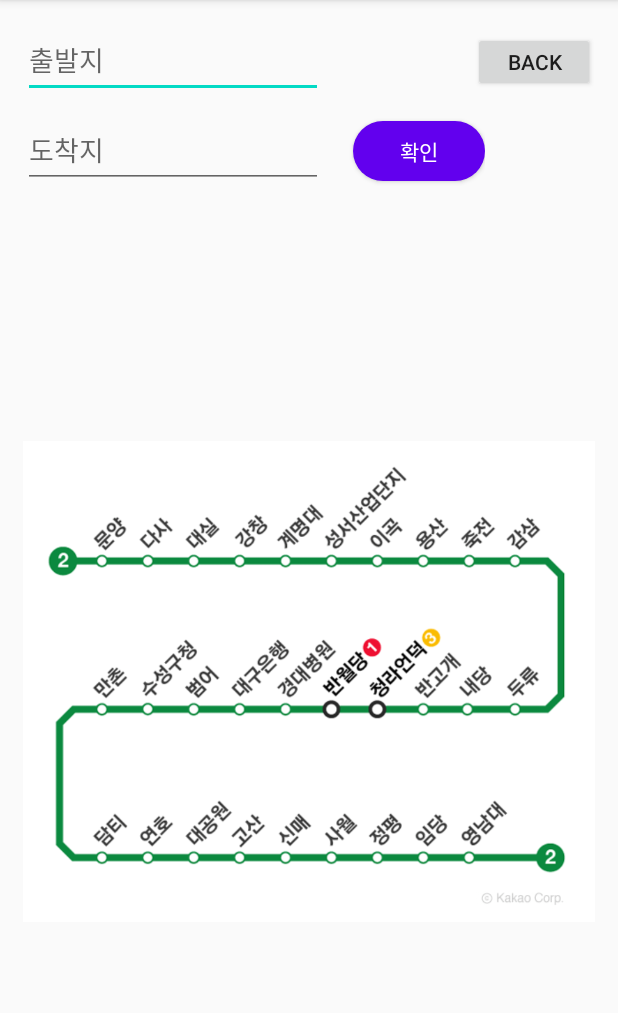
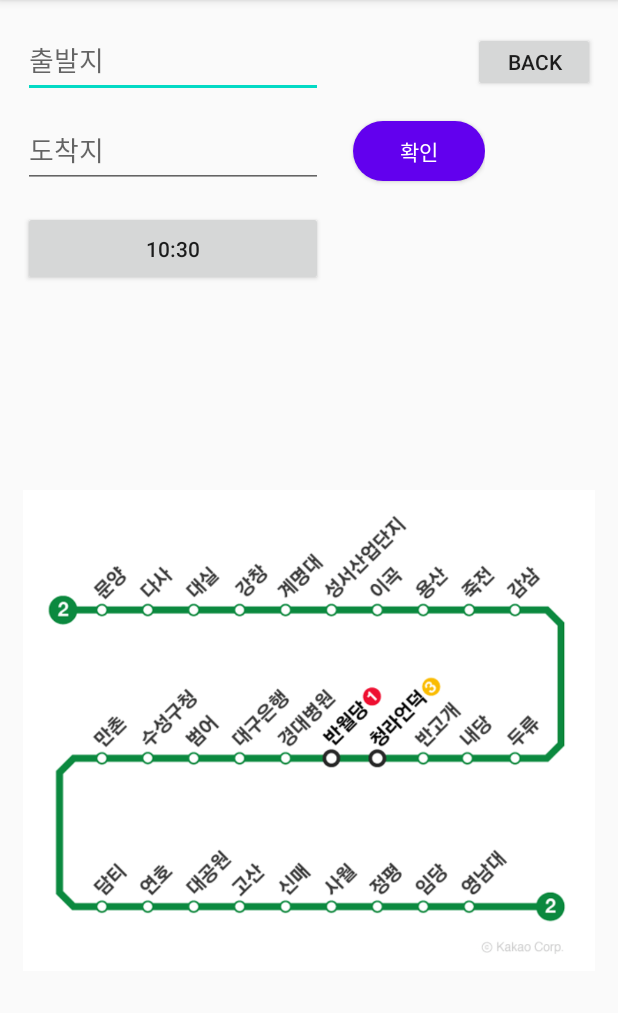
Before and after one commit to jaemin-Yoo/Subway-Reservation, an Android app: the reservation_page screen opened directly, with no data from a screen before it, on a phone screen of 412 x 824 dp, the part 84-1097 px from its top. Run offline under Robolectric (Android 15) with nearby library versions, the phone set to English and light mode, and no system bars; network calls fail.

Commit message:
time update

```diff
--- a/gongmojun/app/src/main/java/com/example/reservation_application/reservation_page.java
+++ b/gongmojun/app/src/main/java/com/example/reservation_application/reservation_page.java
@@ -1,5 +1,6 @@
 package com.example.reservation_application;
 
+import androidx.annotation.NonNull;
 import androidx.appcompat.app.AlertDialog;
 import androidx.appcompat.app.AppCompatActivity;
 
@@ -12,6 +13,7 @@ import android.widget.Button;
 import android.widget.TextView;
 import android.widget.TimePicker;
 import android.widget.Toast;
+import java.util.Calendar;
 
 
 import com.google.android.material.snackbar.Snackbar;
@@ -44,14 +46,18 @@ public class reservation_page extends AppCompatActivity {
 
     int Station_n = 28; // 초기화할때 필요한 역 개수 = 29개
     int flag = 1; //출발지, 도착지 팝업 알림할때 쓰는 변수
-    int hour,min;
 
     Station[] station = new Station[Station_n];
     String[] station_name = {"문양", "다사", "대실", "강창", "계명대", "성서산업단지", "이곡", "용산", "죽전", "감삼", "두류", "내당", "반고개", "청라언덕", "반월당", "경대병원", "대구은행", "범어", "수성구청", "만촌", "담티", "연호", "대공원", "고산", "신매", "사월", "정평", "임당", "영남대"};
 
+    Calendar cal = Calendar.getInstance();
 
+    int c_hour = cal.get(Calendar.HOUR_OF_DAY);
+    int c_min = cal.get(Calendar.MINUTE);
+    int hour,min;
     private Button back;
     private Button check; // 출발, 도착지 확인 버튼
+    private Button time;
     private TextView start;
     private TextView dest;
     private String str1; // 출발정보
@@ -67,7 +73,9 @@ public class reservation_page extends AppCompatActivity {
         start = findViewById(R.id.start);
         dest = findViewById(R.id.destination);
         check = findViewById(R.id.check);
+        time=findViewById(R.id.timebox);
 
+        time.setText(c_hour +":"+ c_min);
         back.setOnClickListener(new View.OnClickListener() {
             @Override
             public void onClick(View view) {
@@ -76,17 +84,28 @@ public class reservation_page extends AppCompatActivity {
                 startActivity(intent);
             }
         });
+time.setOnClickListener(new View.OnClickListener(){
+    @Override
+    public void onClick(View view){
+        TimePickerDialog dialog = new TimePickerDialog(reservation_page.this,
+                android.R.style.Theme_Holo_Light_Dialog, new TimePickerDialog.OnTimeSetListener()
+        {
+            @Override
+            public void onTimeSet(TimePicker view, int hourOfDay, int minute)
+            {
+                hour=hourOfDay;
+                min=minute;
+                time.setText(hour+":"+min);
+            }
+        },c_hour,c_min,false);
+        dialog.show(); //시간 선택하기
+    }
+});
 
         check.setOnClickListener(new View.OnClickListener() {
             @Override
             public void onClick(View view) {
-                TimePickerDialog dialog = new TimePickerDialog(reservation_page.this,
-                        android.R.style.Theme_Holo_Light_Dialog, new TimePickerDialog.OnTimeSetListener() {
-                    @Override
-                    public void onTimeSet(TimePicker view, int hourOfDay, int minute) {
-                    }
-                },0,0,false);
-                dialog.show(); //확인버튼 누르면 시간 선택하기
+
                 str1 = start.getText().toString(); // 출발지 정보 받아옴
                 str2 = dest.getText().toString(); // 도착지 정보 받아옴
 
--- a/gongmojun/app/src/main/res/layout/activity_reservation_page.xml
+++ b/gongmojun/app/src/main/res/layout/activity_reservation_page.xml
@@ -55,6 +55,18 @@
             android:textColor="#ffffff"
             />
 
+    </LinearLayout>
+    <LinearLayout
+        android:layout_width="wrap_content"
+        android:layout_height="wrap_content"
+        android:orientation="horizontal">
+
+        <Button
+            android:id="@+id/timebox"
+            android:layout_width="200dp"
+            android:layout_height="50dp"
+            android:layout_marginBottom="15dp"
+            android:hint="" />
     </LinearLayout>
 
     <RelativeLayout
```
